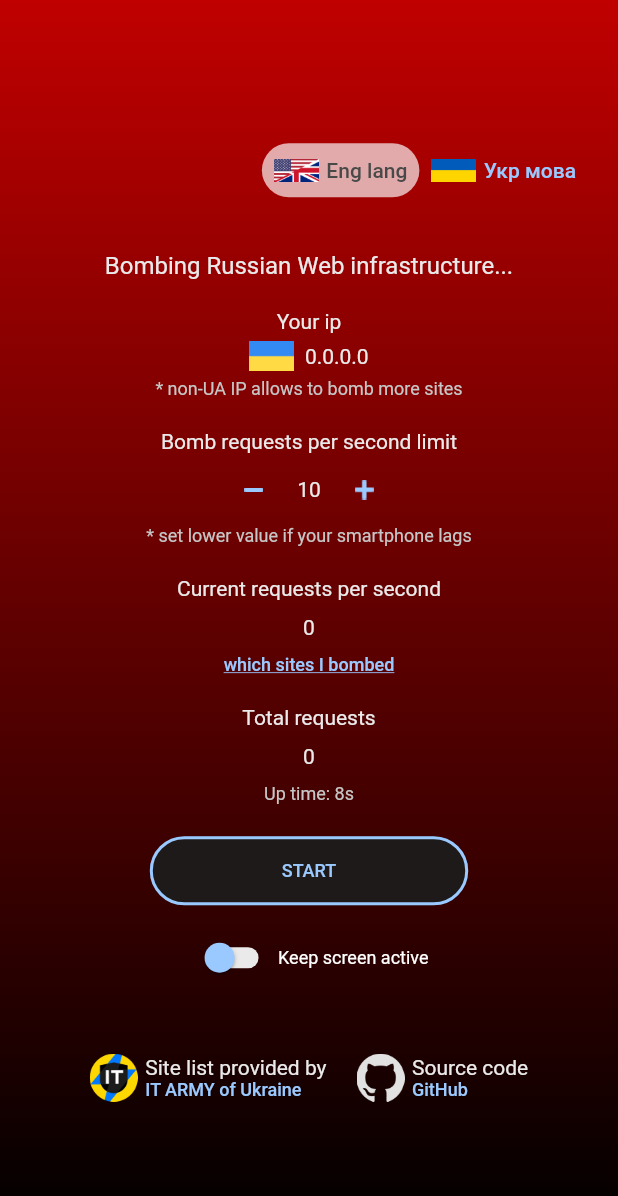
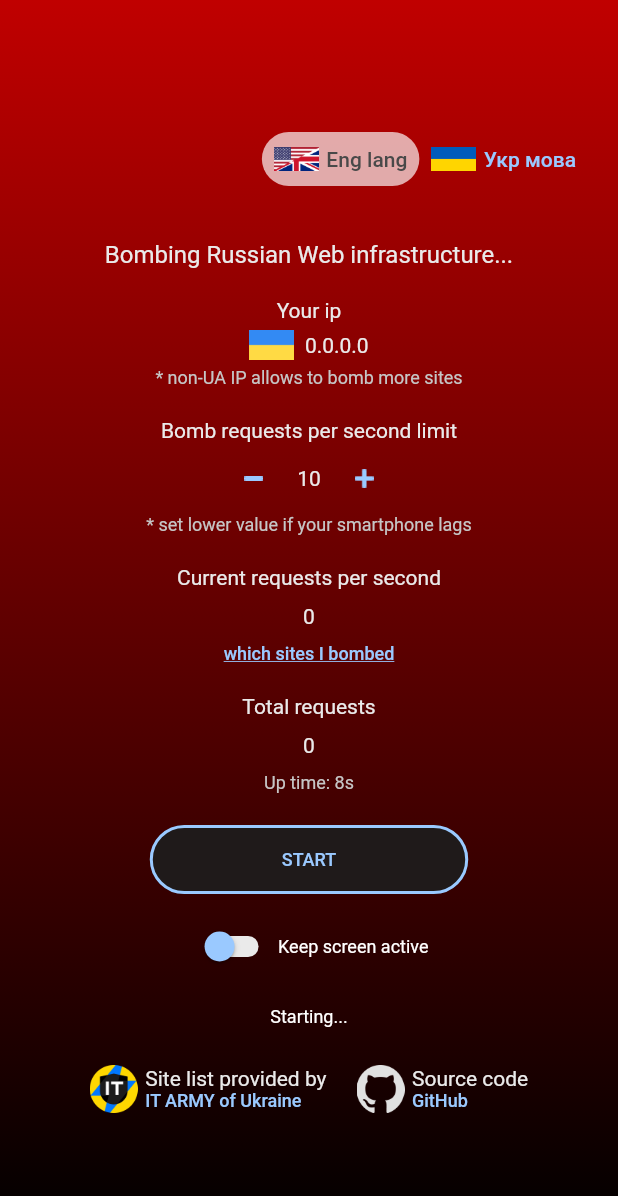
Before and after one commit to redblackfury/AttackRussianWebMob, a Flutter app: the screen it shows after launch, after a tap on "Eng lang", on a phone screen of 412 x 824 dp. Shown: the top 1196 px of the screen. Run offline on Flutter 3.47's test engine with Material 2 defaults, Android fonts, the light colour scheme and no system bars; our stand-ins replace sentry, sentry_flutter, shared_preferences, wakelock; missing offline and left inert: dart_random_choice, flutter_background; network calls fail; project files that could hold a hidden picture were left out.

Commit message:
show "Starting" for first 10 seconds to detect app was restarted

```diff
--- a/app/lib/main.dart
+++ b/app/lib/main.dart
@@ -41,6 +41,7 @@ Map translate = {
     "__helper_text_1": "* non-UA IP allows to bomb more sites",
     "__request_limit": "Bomb requests per second limit",
     "__disable_lock_sceen": 'Keep screen active',
+    "__starting": 'Starting...',
   },
   "uk": {
     "__headline": "Бомбардуємо Веб інфраструктуру росіян...",
@@ -62,7 +63,8 @@ Map translate = {
     "__helper_text_1":
         "* неукраїнські IP адреси дозволяють бомбити більше сайтів",
     "__request_limit": "Ліміт запитів-бомб за секунду",
-    "__disable_lock_sceen": 'Тримати екран увімкненим'
+    "__disable_lock_sceen": 'Тримати екран увімкненим',
+    "__starting": 'Починаємо...',
   }
 };
 String globalLocale = "en";
@@ -136,6 +138,8 @@ class _MyHomePageState extends State<MyHomePage> {
   int _upMilliseconds = 0;
   bool _statusWorker = false;
   bool enableWakelock = false;
+  bool _showStarting = true;
+
   List _tasks = [];
   List<double> _weight = [];
   String _totalStringRequests = '0';
@@ -170,6 +174,7 @@ class _MyHomePageState extends State<MyHomePage> {
     await startWorker(false); // this call reads settings
 
     moveFloatingRPSWindows();
+    hideStartingAfterInterval();
 
     final androidConfig = FlutterBackgroundAndroidConfig(
       notificationTitle: "AttackRussianWeb is running",
@@ -181,6 +186,11 @@ class _MyHomePageState extends State<MyHomePage> {
     bool success =
         await FlutterBackground.initialize(androidConfig: androidConfig);
     await FlutterBackground.enableBackgroundExecution();
+  }
+
+  void hideStartingAfterInterval() async {
+    await timeoutMilliseconds(10000);
+    _showStarting = false;
   }
 
   void moveFloatingRPSWindows() async {
@@ -685,7 +695,19 @@ class _MyHomePageState extends State<MyHomePage> {
                   )
                 ],
               )),
-              const SizedBox(height: 40),
+              const SizedBox(height: 16),
+              Container(
+                  child: Row(
+                mainAxisAlignment: MainAxisAlignment.center,
+                children: [
+                  Text(
+                    _showStarting ? translate[locale]["__starting"] : "",
+                    style:
+                        const TextStyle(fontSize: 12, color: Color(0xFFFFFFFF)),
+                  )
+                ],
+              )),
+              const SizedBox(height: 25),
               Row(
                 mainAxisAlignment: MainAxisAlignment.center,
                 children: <Widget>[
```
